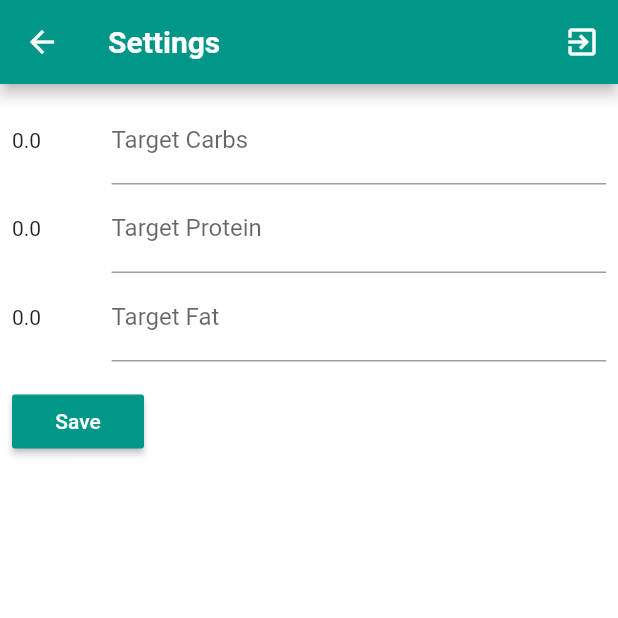
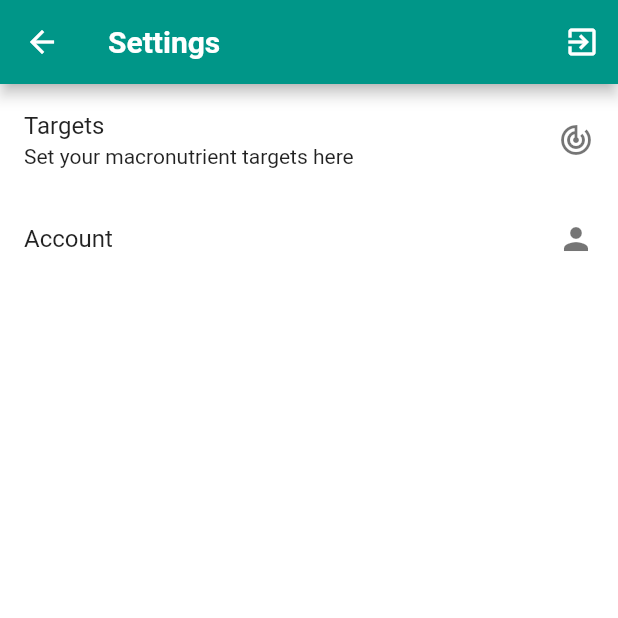
Before and after one commit to southojere/flutter-macro-counter, a Flutter app: the SettingsScreen screen opened directly, on a phone screen of 412 x 824 dp, the top half of it. Run offline on Flutter 3.47's test engine with Material 2 defaults, Android fonts, the phone set to English and light mode, and no system bars; our stand-ins replace cloud_firestore, firebase_auth, flutter_spinkit, material_design_icons_flutter, percent_indicator, simple_animations; accounts and stored records are empty; Roboto replaces fonts that are missing (Quicksand); statements that could not run were skipped.

Commit message:
Updated settings page - added user details, and changed target inputs

```diff
--- a/lib/models/User.dart
+++ b/lib/models/User.dart
@@ -2,5 +2,6 @@
 
 class User {
   final String uid;
-  User(this.uid);
+  final String email;
+  User(this.uid, this.email);
 }
--- a/lib/screens/home/home.dart
+++ b/lib/screens/home/home.dart
@@ -4,7 +4,7 @@ import 'package:macro_counter_app/models/Macro.dart';
 import 'package:macro_counter_app/screens/home/widgets/food_list.dart';
 import 'package:macro_counter_app/screens/home/widgets/macro_inputs.dart';
 import 'package:macro_counter_app/screens/home/widgets/macros/macros.dart';
-import 'package:macro_counter_app/screens/settings/settings_screen.dart';
+import 'package:macro_counter_app/screens/settings/index.dart';
 import 'package:macro_counter_app/services/auth.dart';
 import 'package:macro_counter_app/services/database.dart';
 import 'package:macro_counter_app/models/User.dart';
--- /dev/null
+++ b/lib/screens/settings/index.dart
@@ -0,0 +1,73 @@
+import 'package:flutter/material.dart';
+import 'package:macro_counter_app/models/Macro.dart';
+import 'package:macro_counter_app/screens/settings/widgets/settings_inputs.dart';
+import 'package:macro_counter_app/screens/settings/widgets/user_details.dart';
+import 'package:macro_counter_app/services/auth.dart';
+import 'package:macro_counter_app/shared/dialog.dart';
+
+class SettingsScreen extends StatefulWidget {
+  final List<Macro> macros;
+  final Function updateTargets;
+  SettingsScreen({this.macros, this.updateTargets});
+
+  @override
+  State<StatefulWidget> createState() {
+    return _SettingsScreenState();
+  }
+}
+
+class _SettingsScreenState extends State<SettingsScreen> {
+  final AuthService _auth = AuthService();
+
+  @override
+  Widget build(BuildContext context) {
+    double carbsTarget = widget.macros != null ? widget.macros[0].goalValue : 0;
+    double proteinTarget =
+        widget.macros != null ? widget.macros[1].goalValue : 0;
+    double fatTarget = widget.macros != null ? widget.macros[2].goalValue : 0;
+
+    return Scaffold(
+        appBar: AppBar(
+          actions: <Widget>[
+            IconButton(
+              icon: Icon(Icons.exit_to_app),
+              onPressed: () async {
+                final action = await Dialogs.yesAbortDialog(
+                    context, "Logout", "Are you sure you want to logout?");
+                if (action == DialogAction.yes) {
+                  await _auth.signOut();
+                  Navigator.of(context).pop();
+                }
+              },
+            )
+          ],
+          title: Text('Settings'),
+        ),
+        body: Column(
+          children: <Widget>[
+            ExpansionTile(
+              trailing: Icon(Icons.track_changes),
+              title: Text('Targets'),
+              subtitle: Text('Set your macronutrient targets here'),
+              children: <Widget>[
+                Padding(
+                  padding: EdgeInsets.all(17),
+                  child: SettingsInput(
+                      updateTargets: widget.updateTargets,
+                      carbsTarget: carbsTarget,
+                      proteinTarget: proteinTarget,
+                      fatTarget: fatTarget),
+                ),
+              ],
+            ),
+             ExpansionTile(
+              trailing: Icon(Icons.person),
+              title: Text('Account'),
+              children: <Widget>[
+                UserDetail(),
+              ],
+            )
+          ],
+        ));
+  }
+}
--- a/lib/screens/settings/settings_screen.dart
+++ /dev/null
@@ -1,59 +0,0 @@
-import 'package:flutter/material.dart';
-import 'package:macro_counter_app/models/Macro.dart';
-import 'package:macro_counter_app/screens/settings/widgets/settings_inputs.dart';
-import 'package:macro_counter_app/services/auth.dart';
-import 'package:macro_counter_app/shared/dialog.dart';
-
-class SettingsScreen extends StatefulWidget {
-  final List<Macro> macros;
-  final Function updateTargets;
-  SettingsScreen({this.macros, this.updateTargets});
-
-  @override
-  State<StatefulWidget> createState() {
-    return _SettingsScreenState();
-  }
-}
-
-class _SettingsScreenState extends State<SettingsScreen> {
-  final AuthService _auth = AuthService();
-
-  @override
-  Widget build(BuildContext context) {
-    double carbsTarget = widget.macros != null ? widget.macros[0].goalValue : 0;
-    double proteinTarget =
-        widget.macros != null ? widget.macros[1].goalValue : 0;
-    double fatTarget = widget.macros != null ? widget.macros[2].goalValue : 0;
-
-    return Scaffold(
-      appBar: AppBar(
-        actions: <Widget>[
-          IconButton(
-            icon: Icon(Icons.exit_to_app),
-            onPressed: () async {
-              final action = await Dialogs.yesAbortDialog(
-                  context, "Logout", "Are you sure you want to logout?");
-              if (action == DialogAction.yes) {
-                await _auth.signOut();
-                Navigator.of(context).pop();
-              }
-            },
-          )
-        ],
-        title: Text('Settings'),
-      ),
-      body: Padding(
-        padding: const EdgeInsets.all(8.0),
-        child: Column(
-          children: <Widget>[
-            SettingsInput(
-                updateTargets: widget.updateTargets,
-                carbsTarget: carbsTarget,
-                proteinTarget: proteinTarget,
-                fatTarget: fatTarget),
-          ],
-        ),
-      ), // This trailing comma makes auto-formatting nicer for build methods.
-    );
-  }
-}
--- a/lib/screens/settings/widgets/settings_inputs.dart
+++ b/lib/screens/settings/widgets/settings_inputs.dart
@@ -1,5 +1,6 @@
 import 'package:flutter/material.dart';
 import 'package:flutter/widgets.dart';
+import 'package:macro_counter_app/shared/custom_toast.dart/index.dart';
 import 'package:provider/provider.dart';
 import 'package:macro_counter_app/models/User.dart';
 
@@ -22,38 +23,45 @@ class SettingsInput extends StatefulWidget {
 }
 
 class _SettingsInputState extends State<SettingsInput> {
-  final _formKey = GlobalKey<FormState>();
+  double carbs = 0;
+  double protein = 0;
+  double fat = 0;
 
-  final _carbsController = TextEditingController();
-  final _proteinController = TextEditingController();
-  final _fatController = TextEditingController();
+  void handleTargetSave(User user) {
+  widget.updateTargets(carbs.roundToDouble(), protein.roundToDouble(),
+                fat.roundToDouble(), user);
+    ToastUtils.showCustomToast(context, "Saved Targets",
+        Icon(Icons.done_all, color: Colors.white), ToastType.complete);
+  }
+
+  @override
+  void initState() {
+    super.initState();
+    setState(() {
+      carbs = widget.carbsTarget;
+      protein = widget.proteinTarget;
+      fat = widget.fatTarget;
+    });
+  }
 
   @override
   Widget build(BuildContext context) {
     final user = Provider.of<User>(context);
 
-    Row buildInputRow(
-        double value, String inputLabel, TextEditingController controller) {
-      return Row(
-        mainAxisAlignment: MainAxisAlignment.spaceBetween,
+    Column buildInputRow(double value, String inputLabel, Function setValue) {
+      int formattedValue = value.toInt();
+      return Column(
+        crossAxisAlignment: CrossAxisAlignment.start,
         children: <Widget>[
-          Text('${value}'),
-          SizedBox(
-            height: 20,
-          ),
-          SizedBox(
-            child: TextFormField(
-              controller: controller,
-              decoration: InputDecoration(
-                labelText: inputLabel,
-              ),
-              keyboardType: TextInputType.number,
-              validator: (String value) {
-                if (value == '') return 'Field is required';
-                return null;
-              },
-            ),
-          width: MediaQuery.of(context).size.width * 0.8,),
+          Text('${inputLabel} ${formattedValue}'),
+          Slider(
+            value: value,
+            onChanged: (value) {
+              setValue(value);
+            },
+            min: 0,
+            max: 500,
+          )
         ],
       );
     }
@@ -64,31 +72,26 @@ class _SettingsInputState extends State<SettingsInput> {
         child: RaisedButton(
           color: Theme.of(context).primaryColor,
           textColor: Theme.of(context).textTheme.button.color,
-          onPressed: () {
-            if (_formKey.currentState.validate()) {
-              // save settings
-              double carbs = double.parse(_carbsController.text);
-              double protein = double.parse(_proteinController.text);
-              double fat = double.parse(_fatController.text);
-              widget.updateTargets(carbs, protein, fat, user);
-            }
-          },
+          onPressed: () => handleTargetSave(user),
           child: Text('Save'),
         ),
       );
     }
 
-    return Form(
-        key: _formKey,
-        child: Column(
-          crossAxisAlignment: CrossAxisAlignment.start,
-          children: <Widget>[
-            buildInputRow(widget.carbsTarget, "Target Carbs", _carbsController),
-            buildInputRow(
-                widget.proteinTarget, "Target Protein", _proteinController),
-            buildInputRow(widget.fatTarget, "Target Fat", _fatController),
-            buildSaveBtn(context, user),
-          ],
-        ));
+    return Column(
+      crossAxisAlignment: CrossAxisAlignment.start,
+      children: <Widget>[
+        buildInputRow(carbs, "Target Carbs", (value) {
+          setState(() => carbs = value);
+        }),
+        buildInputRow(protein, "Target Protein", (value) {
+          setState(() => protein = value);
+        }),
+        buildInputRow(fat, "Target Fat", (value) {
+          setState(() => fat = value);
+        }),
+        buildSaveBtn(context, user),
+      ],
+    );
   }
 }
--- a/lib/services/auth.dart
+++ b/lib/services/auth.dart
@@ -7,7 +7,7 @@ class AuthService {
 
   // create user object based on firebase object
   User _userFromFirebaseUser(FirebaseUser user) {
-    return user != null ? new User(user.uid) : null;
+    return user != null ? new User(user.uid, user.email) : null;
   }
 
   // auth change user steam
@@ -17,7 +17,7 @@ class AuthService {
 
   Future<User> getUser() async {
     FirebaseUser fireBaseUser = await _auth.currentUser();
-    return new User(fireBaseUser.uid);
+    return new User(fireBaseUser.uid, fireBaseUser.email);
   }
 
   // sign anonymous
```
Also changed, not shown: lib/screens/settings/widgets/user_details.dart (added, +22 -0 lines).
